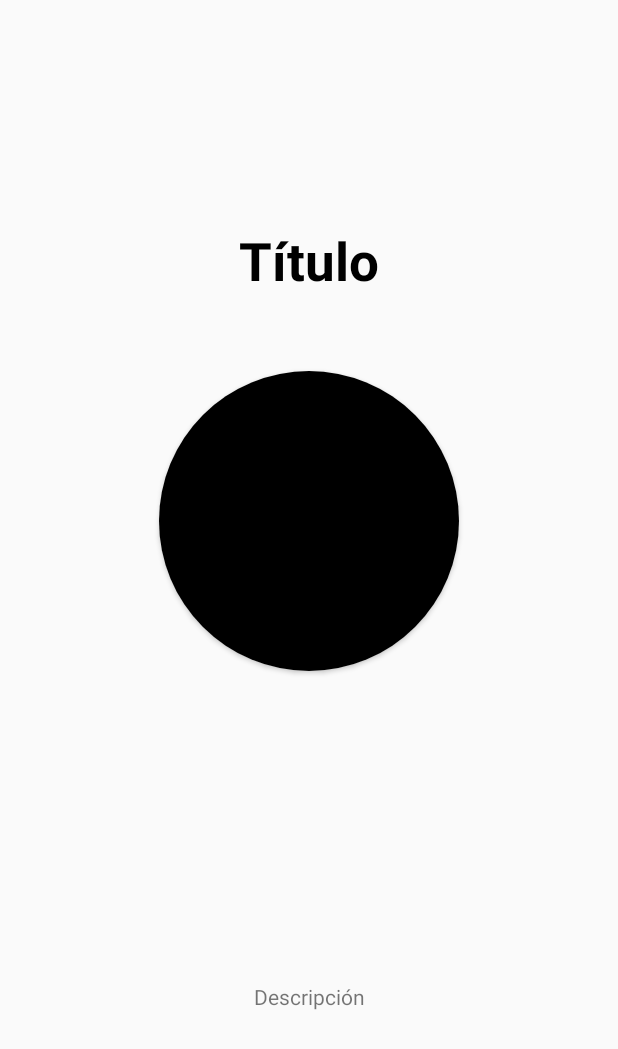
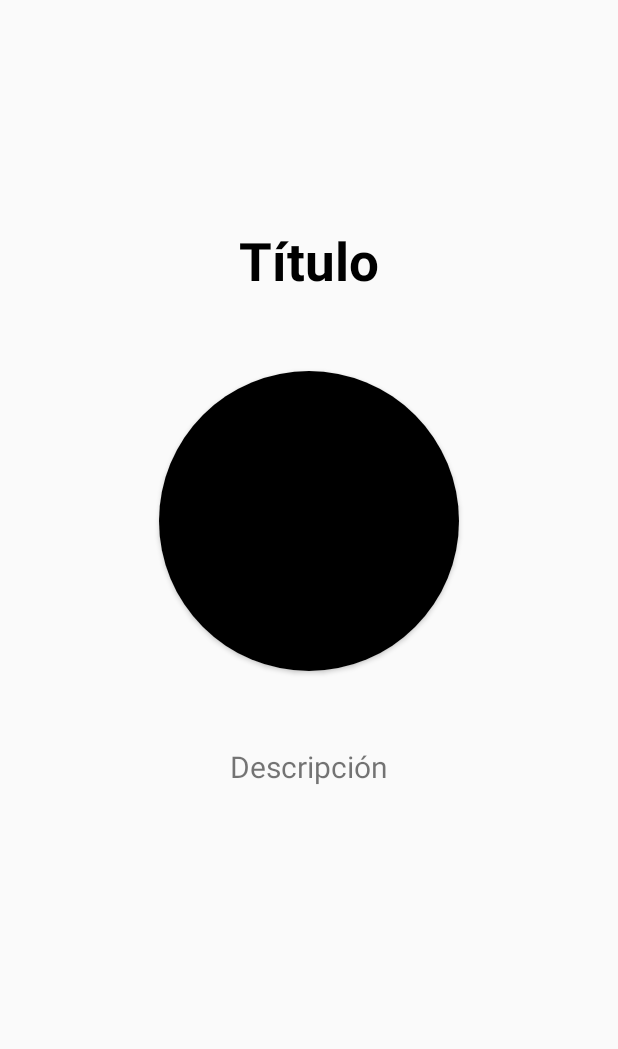
Before and after one commit to RaulBreaFernandez/DI, an Android app: the layout activity_detail.xml on its own in the app's theme, with its tools: preview values and no code run, on a phone screen of 412 x 824 dp. Shown: the top 1049 px of the screen. Run offline under Robolectric (Android 15) with nearby library versions, the phone set to English and light mode, and no system bars; network calls fail.

Commit message:
Tarea 5 sprint 4 completada

```diff
--- a/sprint4Android/app/src/main/res/layout/activity_detail.xml
+++ b/sprint4Android/app/src/main/res/layout/activity_detail.xml
@@ -46,7 +46,9 @@
         android:layout_marginEnd="10dp"
         android:layout_marginStart="10dp"
         android:layout_marginBottom="150dp"
+        android:layout_marginTop="50dp"
         app:layout_constraintStart_toStartOf="parent"
         app:layout_constraintEnd_toEndOf="parent"
-        app:layout_constraintBottom_toBottomOf="parent"/>
+        app:layout_constraintTop_toBottomOf="@id/cardview_detail_activity"
+        style="@style/description"/>
 </androidx.constraintlayout.widget.ConstraintLayout>
--- a/sprint4Android/app/src/main/res/values/styles.xml
+++ b/sprint4Android/app/src/main/res/values/styles.xml
@@ -5,4 +5,8 @@
         <item name="android:textColor">@color/black</item>
         <item name="android:textStyle">bold</item>
     </style>
+    <style name="description">
+        <item name="android:textAlignment">center</item>
+        <item name="android:textSize">20sp</item>
+    </style>
 </resources>
```
